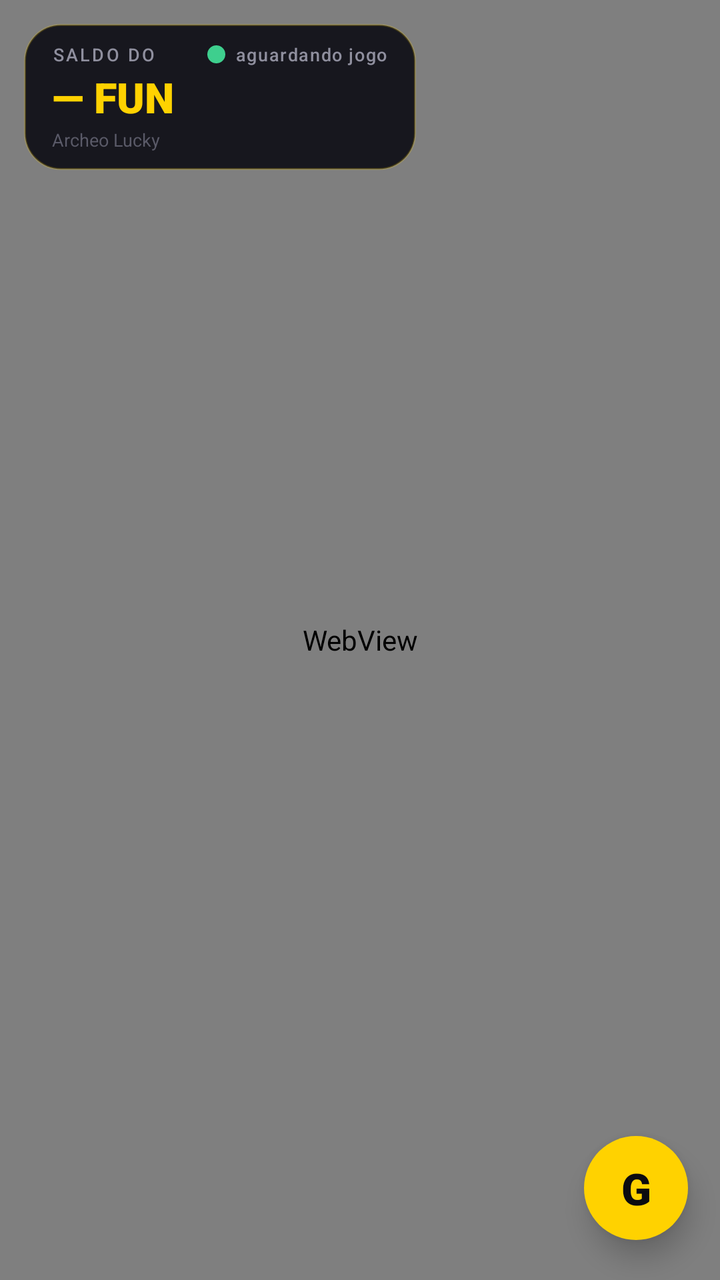
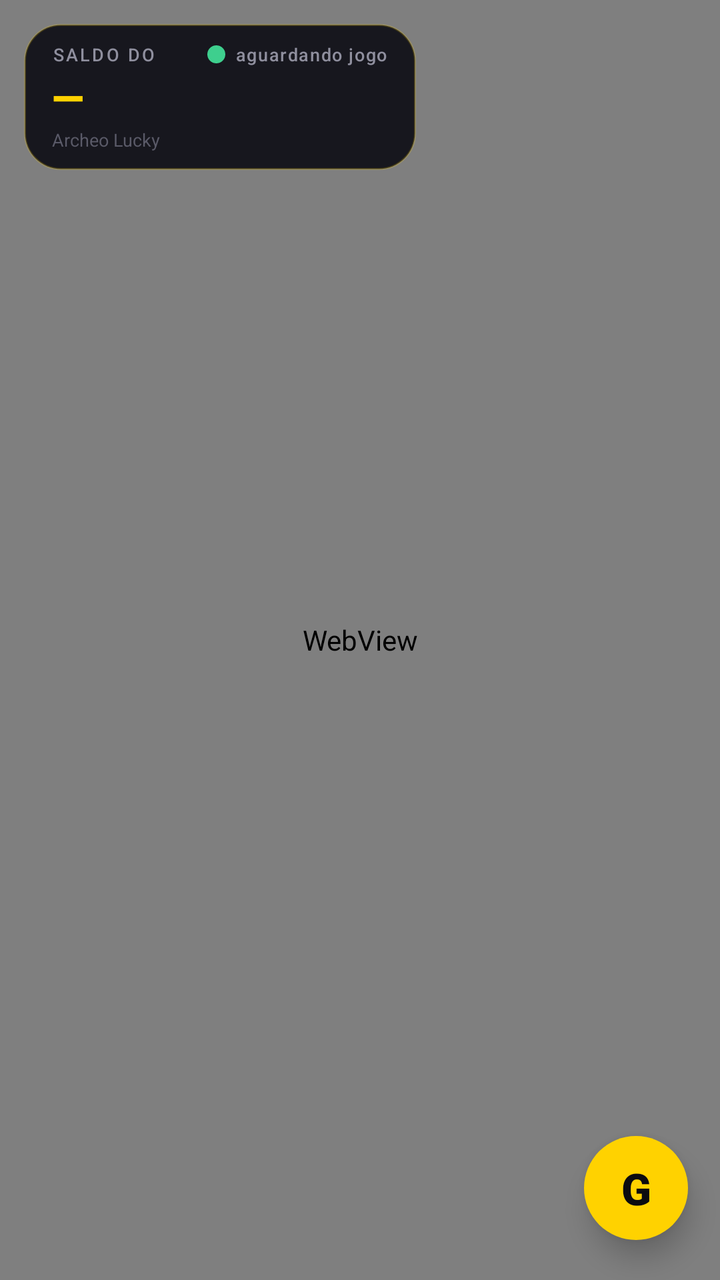

Compare the two renders of this Android layout. The source of the first and the diff that turns it into the second are given below.
<!-- AndroidManifest.xml: application theme Theme.ArcheoLucky -->
<!-- res/layout/activity_main.xml -->
<?xml version="1.0" encoding="utf-8"?>
<FrameLayout xmlns:android="http://schemas.android.com/apk/res/android"
    android:layout_width="match_parent"
    android:layout_height="match_parent"
    android:background="@color/bg">

    <WebView
        android:id="@+id/webview"
        android:layout_width="match_parent"
        android:layout_height="match_parent" />

    
    <LinearLayout
        android:id="@+id/hud"
        android:layout_width="wrap_content"
        android:layout_height="wrap_content"
        android:layout_gravity="top|start"
        android:layout_marginStart="12dp"
        android:layout_marginTop="12dp"
        android:background="@drawable/hud_background"
        android:elevation="10dp"
        android:minWidth="196dp"
        android:orientation="vertical"
        android:paddingStart="14dp"
        android:paddingTop="9dp"
        android:paddingEnd="14dp"
        android:paddingBottom="9dp">

        <LinearLayout
            android:layout_width="match_parent"
            android:layout_height="wrap_content"
            android:gravity="center_vertical"
            android:orientation="horizontal">

            <TextView
                android:layout_width="0dp"
                android:layout_height="wrap_content"
                android:layout_weight="1"
                android:fontFamily="sans-serif-medium"
                android:letterSpacing="0.12"
                android:text="@string/saldo_label"
                android:textColor="@color/muted"
                android:textSize="9sp" />

            <View
                android:id="@+id/liveDot"
                android:layout_width="9dp"
                android:layout_height="9dp"
                android:layout_marginEnd="5dp"
                android:background="@drawable/live_dot" />

            <TextView
                android:id="@+id/liveStatus"
                android:layout_width="wrap_content"
                android:layout_height="wrap_content"
                android:fontFamily="sans-serif-medium"
                android:letterSpacing="0.06"
                android:text="@string/status_offline"
                android:textColor="@color/muted"
                android:textSize="9sp" />

        </LinearLayout>

        <TextView
            android:id="@+id/saldoValue"
            android:layout_width="wrap_content"
            android:layout_height="wrap_content"
            android:layout_marginTop="1dp"
            android:fontFamily="sans-serif-black"
            android:text="@string/saldo_empty"
            android:textColor="@color/gold"
            android:textSize="21sp" />

        <TextView
            android:id="@+id/statusLine"
            android:layout_width="wrap_content"
            android:layout_height="wrap_content"
            android:layout_marginTop="1dp"
            android:fontFamily="sans-serif"
            android:text="@string/app_name"
            android:textColor="#FF5A5A68"
            android:textSize="9sp" />

    </LinearLayout>

    
    <LinearLayout
        android:id="@+id/panel"
        android:layout_width="290dp"
        android:layout_height="wrap_content"
        android:layout_gravity="bottom|end"
        android:layout_marginEnd="16dp"
        android:layout_marginBottom="86dp"
        android:background="@drawable/panel_background"
        android:elevation="18dp"
        android:orientation="vertical"
        android:visibility="gone">

        
        <LinearLayout
            android:id="@+id/panelHeader"
            android:layout_width="match_parent"
            android:layout_height="wrap_content"
            android:gravity="center_vertical"
            android:orientation="horizontal"
            android:paddingStart="14dp"
            android:paddingTop="11dp"
            android:paddingEnd="8dp"
            android:paddingBottom="11dp">

            <TextView
                android:layout_width="0dp"
                android:layout_height="wrap_content"
                android:layout_weight="1"
                android:fontFamily="sans-serif-black"
                android:letterSpacing="0.1"
                android:text="@string/panel_title"
                android:textColor="@color/gold"
                android:textSize="11sp" />

            <TextView
                android:id="@+id/panelSummary"
                android:layout_width="wrap_content"
                android:layout_height="wrap_content"
                android:layout_marginEnd="8dp"
                android:fontFamily="sans-serif-medium"
                android:text=""
                android:textColor="@color/muted"
                android:textSize="9sp" />

            <TextView
                android:id="@+id/btnMinimize"
                android:layout_width="30dp"
                android:layout_height="30dp"
                android:background="@drawable/stepper_button"
                android:fontFamily="sans-serif-black"
                android:gravity="center"
                android:text="—"
                android:textColor="@color/gold"
                android:textSize="14sp" />

            <TextView
                android:id="@+id/btnClose"
                android:layout_width="30dp"
                android:layout_height="30dp"
                android:layout_marginStart="6dp"
                android:background="@drawable/stepper_button"
                android:fontFamily="sans-serif-black"
                android:gravity="center"
                android:text="✕"
                android:textColor="@color/muted"
                android:textSize="13sp" />

        </LinearLayout>

        
        <LinearLayout
            android:id="@+id/panelBody"
            android:layout_width="match_parent"
            android:layout_height="wrap_content"
            android:orientation="vertical"
            android:paddingStart="14dp"
            android:paddingEnd="14dp"
            android:paddingBottom="14dp">

            
            <TextView
                android:layout_width="wrap_content"
                android:layout_height="wrap_content"
                android:letterSpacing="0.1"
                android:text="@string/label_stake"
                android:textColor="@color/muted"
                android:textSize="9sp" />

            <LinearLayout
                android:layout_width="match_parent"
                android:layout_height="wrap_content"
                android:layout_marginTop="5dp"
                android:gravity="center_vertical"
                android:orientation="horizontal">

                <TextView
                    android:id="@+id/btnStakeMinus"
                    android:layout_width="36dp"
                    android:layout_height="36dp"
                    android:background="@drawable/stepper_button"
                    android:fontFamily="sans-serif-black"
                    android:gravity="center"
                    android:text="−"
                    android:textColor="@color/gold"
                    android:textSize="18sp" />

                <TextView
                    android:id="@+id/stakeValue"
                    android:layout_width="0dp"
                    android:layout_height="36dp"
                    android:layout_marginStart="8dp"
                    android:layout_marginEnd="8dp"
                    android:layout_weight="1"
                    android:background="@drawable/field_background"
                    android:fontFamily="sans-serif-black"
                    android:gravity="center"
                    android:text="1,00 FUN"
                    android:textColor="#FFF2F2F5"
                    android:textSize="15sp" />

                <TextView
                    android:id="@+id/btnStakePlus"
                    android:layout_width="36dp"
                    android:layout_height="36dp"
                    android:background="@drawable/stepper_button"
                    android:fontFamily="sans-serif-black"
                    android:gravity="center"
                    android:text="+"
                    android:textColor="@color/gold"
                    android:textSize="18sp" />

            </LinearLayout>

            
            <TextView
                android:layout_width="wrap_content"
                android:layout_height="wrap_content"
                android:layout_marginTop="12dp"
                android:letterSpacing="0.1"
                android:text="@string/label_clicks"
                android:textColor="@color/muted"
                android:textSize="9sp" />

            <LinearLayout
                android:layout_width="match_parent"
                android:layout_height="wrap_content"
                android:layout_marginTop="5dp"
                android:gravity="center_vertical"
                android:orientation="horizontal">

                <TextView
                    android:id="@+id/btnClicksMinus"
                    android:layout_width="36dp"
                    android:layout_height="36dp"
                    android:background="@drawable/stepper_button"
                    android:fontFamily="sans-serif-black"
                    android:gravity="center"
                    android:text="−"
                    android:textColor="@color/gold"
                    android:textSize="18sp" />

                <TextView
                    android:id="@+id/clicksValue"
                    android:layout_width="0dp"
                    android:layout_height="36dp"
                    android:layout_marginStart="8dp"
                    android:layout_marginEnd="8dp"
                    android:layout_weight="1"
                    android:background="@drawable/field_background"
                    android:fontFamily="sans-serif-black"
                    android:gravity="center"
                    android:text="3 cliques"
                    android:textColor="#FFF2F2F5"
                    android:textSize="15sp" />

                <TextView
                    android:id="@+id/btnClicksPlus"
                    android:layout_width="36dp"
                    android:layout_height="36dp"
                    android:background="@drawable/stepper_button"
                    android:fontFamily="sans-serif-black"
                    android:gravity="center"
                    android:text="+"
                    android:textColor="@color/gold"
                    android:textSize="18sp" />

            </LinearLayout>

            
            <TextView
                android:id="@+id/autoStatus"
                android:layout_width="match_parent"
                android:layout_height="wrap_content"
                android:layout_marginTop="12dp"
                android:background="@drawable/field_background"
                android:fontFamily="sans-serif-medium"
                android:padding="9dp"
                android:text="@string/auto_idle"
                android:textColor="@color/muted"
                android:textSize="10sp" />

            
            <TextView
                android:id="@+id/btnAuto"
                android:layout_width="match_parent"
                android:layout_height="46dp"
                android:layout_marginTop="10dp"
                android:background="@drawable/btn_auto"
                android:fontFamily="sans-serif-black"
                android:gravity="center"
                android:letterSpacing="0.06"
                android:text="@string/auto_start"
                android:textColor="#FF0B0B0F"
                android:textSize="13sp" />

            <TextView
                android:id="@+id/btnGoGoogle"
                android:layout_width="match_parent"
                android:layout_height="wrap_content"
                android:layout_marginTop="10dp"
                android:fontFamily="sans-serif-medium"
                android:gravity="center"
                android:padding="4dp"
                android:text="@string/go_google"
                android:textColor="@color/muted"
                android:textSize="11sp" />

        </LinearLayout>

    </LinearLayout>

    
    <TextView
        android:id="@+id/btnGoogle"
        android:layout_width="52dp"
        android:layout_height="52dp"
        android:layout_gravity="bottom|end"
        android:layout_marginEnd="16dp"
        android:layout_marginBottom="20dp"
        android:background="@drawable/fab_background"
        android:contentDescription="@string/go_google"
        android:elevation="8dp"
        android:fontFamily="sans-serif-black"
        android:gravity="center"
        android:text="G"
        android:textColor="#FF0B0B0F"
        android:textSize="22sp" />

</FrameLayout>
<!-- resources referenced by this layout -->
<resources>
  <color name="bg">#FF0B0B0F</color>
  <color name="gold">#FFFFD200</color>
  <color name="muted">#FF8F8F9E</color>
  <!-- drawable btn_auto (drawable) -->
  <?xml version="1.0" encoding="utf-8"?>
  <shape xmlns:android="http://schemas.android.com/apk/res/android" android:shape="rectangle">
      <solid android:color="#FFFFD200" />
      <corners android:radius="12dp" />
  </shape>
  <!-- drawable fab_background (drawable) -->
  <?xml version="1.0" encoding="utf-8"?>
  <shape xmlns:android="http://schemas.android.com/apk/res/android" android:shape="oval">
      <solid android:color="#FFFFD200" />
      <size android:width="52dp" android:height="52dp" />
  </shape>
  <!-- drawable field_background (drawable) -->
  <?xml version="1.0" encoding="utf-8"?>
  <shape xmlns:android="http://schemas.android.com/apk/res/android" android:shape="rectangle">
      <solid android:color="#141419" />
      <corners android:radius="10dp" />
      <stroke android:width="1dp" android:color="#2A2A33" />
  </shape>
  <!-- drawable hud_background (drawable) -->
  <?xml version="1.0" encoding="utf-8"?>
  <shape xmlns:android="http://schemas.android.com/apk/res/android" android:shape="rectangle">
      <solid android:color="#F212121A" />
      <corners android:radius="18dp" />
      <stroke android:width="1dp" android:color="#33FFD200" />
  </shape>
  <!-- drawable live_dot (drawable) -->
  <?xml version="1.0" encoding="utf-8"?>
  <shape xmlns:android="http://schemas.android.com/apk/res/android" android:shape="oval">
      <solid android:color="@color/green" />
      <size android:width="9dp" android:height="9dp" />
  </shape>
  <!-- drawable panel_background (drawable) -->
  <?xml version="1.0" encoding="utf-8"?>
  <shape xmlns:android="http://schemas.android.com/apk/res/android" android:shape="rectangle">
      <solid android:color="#FA12121A" />
      <corners android:radius="20dp" />
      <stroke android:width="1dp" android:color="#55FFD200" />
  </shape>
  <!-- drawable stepper_button (drawable) -->
  <?xml version="1.0" encoding="utf-8"?>
  <shape xmlns:android="http://schemas.android.com/apk/res/android" android:shape="rectangle">
      <solid android:color="#1F1F2A" />
      <corners android:radius="10dp" />
      <stroke android:width="1dp" android:color="#33FFFFFF" />
  </shape>
  <string name="app_name">Archeo Lucky</string>
  <string name="auto_idle">Automático parado.\nAbra o jogo Archéo e toque em operação automática.</string>
  <string name="auto_start">▶  OPERAÇÃO AUTOMÁTICA</string>
  <string name="go_google">Ir para o Google</string>
  <string name="label_clicks">CLIQUES POR SESSÃO</string>
  <string name="label_stake">STAKE / APOSTA (FUN)</string>
  <string name="panel_title">⚙ CONFIGURAÇÕES</string>
  <string name="saldo_empty">— FUN</string>
  <string name="saldo_label">SALDO DO JOGO</string>
  <string name="status_offline">aguardando jogo</string>
  <style name="Theme.ArcheoLucky" parent="@android:style/Theme.Material.NoActionBar">
          <item name="android:windowBackground">@color/bg</item>
          <item name="android:statusBarColor">#CC0B0B0F</item>
          <item name="android:navigationBarColor">#CC0B0B0F</item>
      </style>
  <color name="green">#FF3ECF8E</color>
</resources>

<!-- the commit's change to res/layout/activity_main.xml (unified diff, before → after) -->
@@ -217,6 +217,62 @@
 
             </LinearLayout>
 
+
+            
+            <TextView
+                android:layout_width="wrap_content"
+                android:layout_height="wrap_content"
+                android:layout_marginTop="12dp"
+                android:letterSpacing="0.1"
+                android:text="@string/label_mines"
+                android:textColor="@color/muted"
+                android:textSize="9sp" />
+
+            <LinearLayout
+                android:layout_width="match_parent"
+                android:layout_height="wrap_content"
+                android:layout_marginTop="5dp"
+                android:gravity="center_vertical"
+                android:orientation="horizontal">
+
+                <TextView
+                    android:id="@+id/btnMinesMinus"
+                    android:layout_width="36dp"
+                    android:layout_height="36dp"
+                    android:background="@drawable/stepper_button"
+                    android:fontFamily="sans-serif-black"
+                    android:gravity="center"
+                    android:text="−"
+                    android:textColor="@color/gold"
+                    android:textSize="18sp" />
+
+                <TextView
+                    android:id="@+id/minesValue"
+                    android:layout_width="0dp"
+                    android:layout_height="36dp"
+                    android:layout_marginStart="8dp"
+                    android:layout_marginEnd="8dp"
+                    android:layout_weight="1"
+                    android:background="@drawable/field_background"
+                    android:fontFamily="sans-serif-black"
+                    android:gravity="center"
+                    android:text="3 minas"
+                    android:textColor="#FFF2F2F5"
+                    android:textSize="15sp" />
+
+                <TextView
+                    android:id="@+id/btnMinesPlus"
+                    android:layout_width="36dp"
+                    android:layout_height="36dp"
+                    android:background="@drawable/stepper_button"
+                    android:fontFamily="sans-serif-black"
+                    android:gravity="center"
+                    android:text="+"
+                    android:textColor="@color/gold"
+                    android:textSize="18sp" />
+
+            </LinearLayout>
+
             
             <TextView
                 android:layout_width="wrap_content"
<!-- resource entries referenced after the edit -->
@@ -50,13 +50,14 @@
       <stroke android:width="1dp" android:color="#33FFFFFF" />
   </shape>
   <string name="app_name">Archeo Lucky</string>
-  <string name="auto_idle">Automático parado.\nAbra o jogo Archéo e toque em operação automática.</string>
+  <string name="auto_idle">Automático parado.\nAbra o Archéo ou o Mi Mines e toque em operação automática.</string>
   <string name="auto_start">▶  OPERAÇÃO AUTOMÁTICA</string>
   <string name="go_google">Ir para o Google</string>
   <string name="label_clicks">CLIQUES POR SESSÃO</string>
-  <string name="label_stake">STAKE / APOSTA (FUN)</string>
+  <string name="label_mines">MINAS (MI MINES)</string>
+  <string name="label_stake">STAKE / APOSTA</string>
   <string name="panel_title">⚙ CONFIGURAÇÕES</string>
-  <string name="saldo_empty">— FUN</string>
+  <string name="saldo_empty">—</string>
   <string name="saldo_label">SALDO DO JOGO</string>
   <string name="status_offline">aguardando jogo</string>
   <style name="Theme.ArcheoLucky" parent="@android:style/Theme.Material.NoActionBar">
